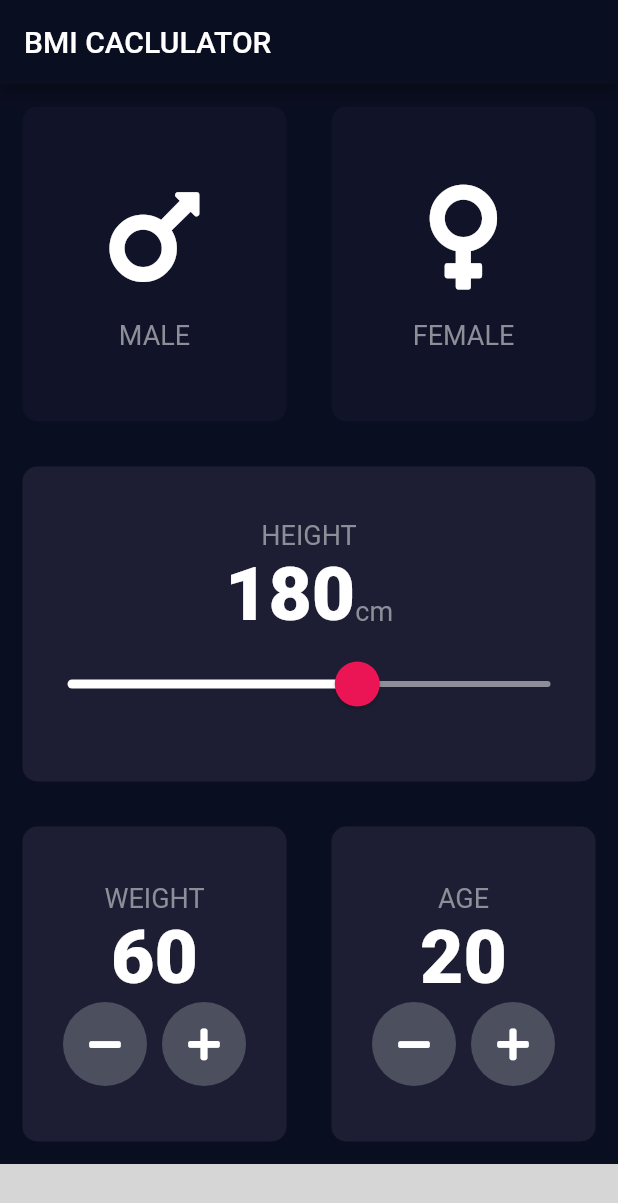
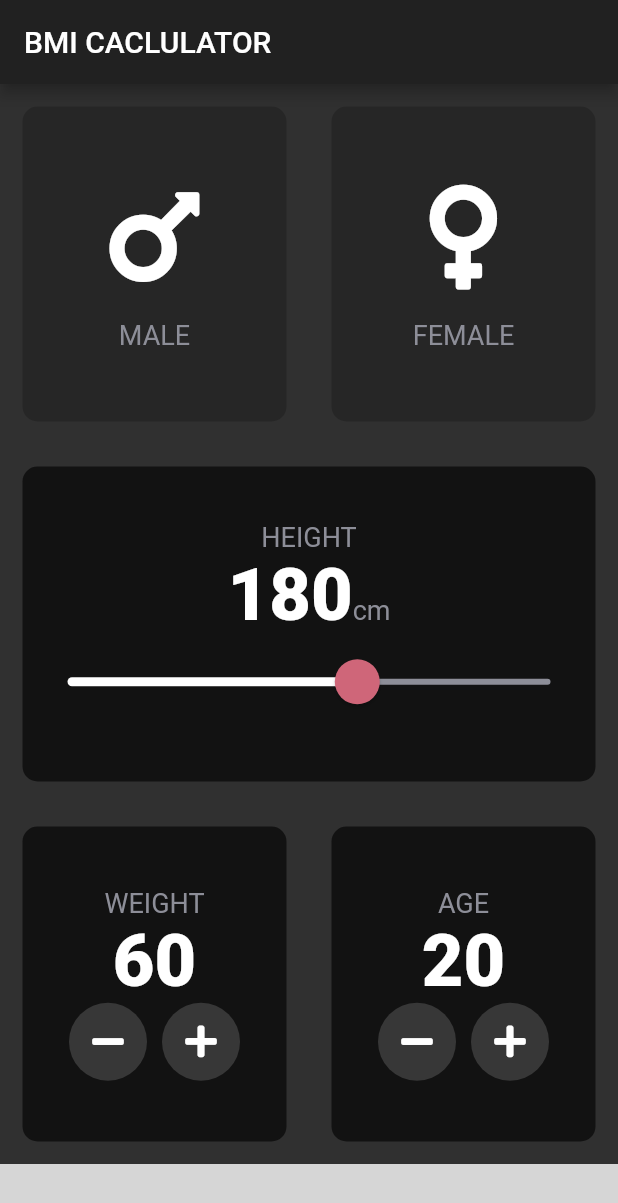
Before and after one commit to armanabkar/bmi_calculator, a Flutter app: the screen it shows after launch, on a phone screen of 412 x 824 dp. Shown: the top 1203 px of the screen. Run offline on Flutter 3.47's test engine with Material 2 defaults, Android fonts, the phone set to English and light mode, and no system bars; our stand-ins replace font_awesome_flutter; grey boxes are pictures that could not be loaded.

Commit message:
update styles

```diff
--- a/lib/components/round_icon_button.dart
+++ b/lib/components/round_icon_button.dart
@@ -13,11 +13,11 @@ class RoundIconButton extends StatelessWidget {
       child: Icon(icon),
       onPressed: onPressed,
       constraints: BoxConstraints.tightFor(
-        width: 56.0,
-        height: 56.0,
+        width: 52.0,
+        height: 52.0,
       ),
       shape: CircleBorder(),
-      fillColor: Color(0xFF4C4F5E),
+      fillColor: Color(0xFF373737),
     );
   }
 }
--- a/lib/constants.dart
+++ b/lib/constants.dart
@@ -1,9 +1,9 @@
 import 'package:flutter/material.dart';
 
 const kBottomContainerHeight = 80.0;
-const kActiveCardColor = Color(0xFF1D1E33);
-const kInactiveCardColor = Color(0xFF111328);
-const kBottomContainerColor = Color(0xFFEB1555);
+const kActiveCardColor = Color(0xFF121212);
+const kInactiveCardColor = Color(0xFF262626);
+const kBottomContainerColor = Color(0xFFCF6679);
 
 const kLabelTextStyle = TextStyle(
   fontSize: 18.0,
@@ -11,7 +11,7 @@ const kLabelTextStyle = TextStyle(
 );
 
 const kNumberTextStyle = TextStyle(
-  fontSize: 50.0,
+  fontSize: 48.0,
   fontWeight: FontWeight.w900,
 );
 
--- a/lib/main.dart
+++ b/lib/main.dart
@@ -9,10 +9,7 @@ class BMICalculaotr extends StatelessWidget {
   Widget build(BuildContext context) {
     return MaterialApp(
       home: InputPage(),
-      theme: ThemeData.dark().copyWith(
-        primaryColor: Color(0xFF0A0E21),
-        scaffoldBackgroundColor: Color(0xFF0A0E21),
-      ),
+      theme: ThemeData.dark(),
       debugShowCheckedModeBanner: false,
     );
   }
--- a/lib/screens/input_page.dart
+++ b/lib/screens/input_page.dart
@@ -100,8 +100,8 @@ class _InputPageState extends State<InputPage> {
                     data: SliderTheme.of(context).copyWith(
                       inactiveTrackColor: Color(0xFF8D8E98),
                       activeTrackColor: Colors.white,
-                      thumbColor: Color(0xFFEB1555),
-                      overlayColor: Color(0x29EB1555),
+                      thumbColor: Color(0xFFCF6679),
+                      overlayColor: Color(0x29CF6679),
                       thumbShape:
                           RoundSliderThumbShape(enabledThumbRadius: 15.0),
                       overlayShape:
```
